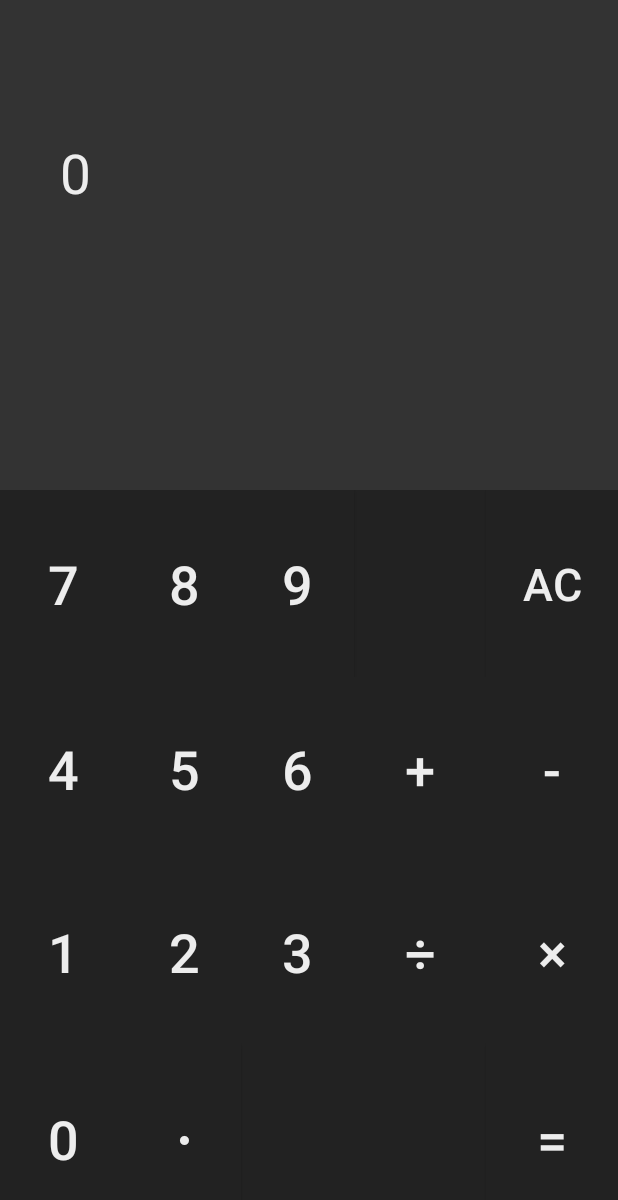
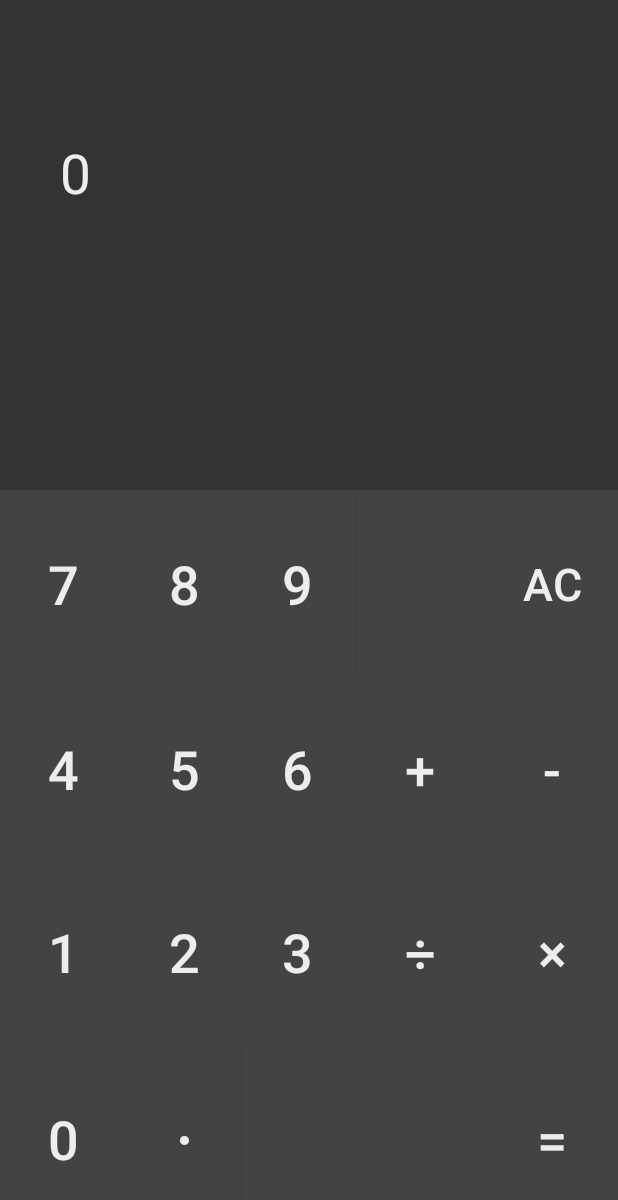
Before and after one commit to Yaona807/CalcApp, an Android app: the screen it shows after launch (MainActivity), on a phone screen of 412 x 824 dp. Shown: the top 1200 px of the screen. Run offline under Robolectric (Android 15) with nearby library versions, the phone set to English and light mode, and no system bars.

Commit message:
ボタンカラーの変更

```diff
--- a/app/src/main/res/layout/activity_main.xml
+++ b/app/src/main/res/layout/activity_main.xml
@@ -8,7 +8,7 @@
     <TableLayout
         android:layout_width="0dp"
         android:layout_height="0dp"
-        android:background="#222222"
+        android:background="@color/btnColor"
         app:layout_constraintBottom_toBottomOf="parent"
         app:layout_constraintEnd_toEndOf="parent"
         app:layout_constraintStart_toStartOf="parent"
@@ -44,7 +44,7 @@
                 android:layout_width="match_parent"
                 android:layout_height="match_parent"
                 android:layout_weight="0.4"
-                android:background="#222222"
+                android:background="@color/btnColor"
                 android:foreground="?android:attr/selectableItemBackground"
                 android:text="7"
                 android:textColor="#EDEDED"
@@ -55,7 +55,7 @@
                 android:layout_width="match_parent"
                 android:layout_height="match_parent"
                 android:layout_weight="0.2"
-                android:background="#222222"
+                android:background="@color/btnColor"
                 android:foreground="?android:attr/selectableItemBackground"
                 android:text="8"
                 android:textColor="#EDEDED"
@@ -66,7 +66,7 @@
                 android:layout_width="match_parent"
                 android:layout_height="match_parent"
                 android:layout_weight="0.2"
-                android:background="#222222"
+                android:background="@color/btnColor"
                 android:foreground="?android:attr/selectableItemBackground"
                 android:text="9"
                 android:textColor="#EDEDED"
@@ -74,13 +74,14 @@
 
             <Space
                 android:layout_width="match_parent"
-                android:layout_height="match_parent" />
+                android:layout_height="match_parent"
+                android:background="@color/btnColor" />
 
             <Button
                 android:id="@+id/ac_button"
                 android:layout_width="match_parent"
                 android:layout_height="match_parent"
-                android:background="#222222"
+                android:background="@color/btnColor"
                 android:foreground="?android:attr/selectableItemBackground"
                 android:text="AC"
                 android:textColor="#EDEDED"
@@ -98,7 +99,7 @@
                 android:layout_width="match_parent"
                 android:layout_height="match_parent"
                 android:layout_weight="0.4"
-                android:background="#222222"
+                android:background="@color/btnColor"
                 android:foreground="?android:attr/selectableItemBackground"
                 android:text="4"
                 android:textColor="#EDEDED"
@@ -109,7 +110,7 @@
                 android:layout_width="match_parent"
                 android:layout_height="match_parent"
                 android:layout_weight="0.2"
-                android:background="#222222"
+                android:background="@color/btnColor"
                 android:foreground="?android:attr/selectableItemBackground"
                 android:text="5"
                 android:textColor="#EDEDED"
@@ -120,7 +121,7 @@
                 android:layout_width="match_parent"
                 android:layout_height="match_parent"
                 android:layout_weight="0.2"
-                android:background="#222222"
+                android:background="@color/btnColor"
                 android:foreground="?android:attr/selectableItemBackground"
                 android:text="6"
                 android:textColor="#EDEDED"
@@ -130,7 +131,7 @@
                 android:id="@+id/plus_button"
                 android:layout_width="match_parent"
                 android:layout_height="match_parent"
-                android:background="#222222"
+                android:background="@color/btnColor"
                 android:foreground="?android:attr/selectableItemBackground"
                 android:text="+"
                 android:textColor="#EDEDED"
@@ -140,7 +141,7 @@
                 android:id="@+id/minus_button"
                 android:layout_width="match_parent"
                 android:layout_height="match_parent"
-                android:background="#222222"
+                android:background="@color/btnColor"
                 android:foreground="?android:attr/selectableItemBackground"
                 android:text="-"
                 android:textColor="#EDEDED"
@@ -157,7 +158,7 @@
                 android:layout_width="wrap_content"
                 android:layout_height="match_parent"
                 android:layout_weight="0.4"
-                android:background="#222222"
+                android:background="@color/btnColor"
                 android:foreground="?android:attr/selectableItemBackground"
                 android:text="1"
                 android:textColor="#EDEDED"
@@ -168,7 +169,7 @@
                 android:layout_width="match_parent"
                 android:layout_height="match_parent"
                 android:layout_weight="0.2"
-                android:background="#222222"
+                android:background="@color/btnColor"
                 android:foreground="?android:attr/selectableItemBackground"
                 android:text="2"
                 android:textColor="#EDEDED"
@@ -179,7 +180,7 @@
                 android:layout_width="match_parent"
                 android:layout_height="match_parent"
                 android:layout_weight="0.2"
-                android:background="#222222"
+                android:background="@color/btnColor"
                 android:foreground="?android:attr/selectableItemBackground"
                 android:text="3"
                 android:textColor="#EDEDED"
@@ -189,7 +190,7 @@
                 android:id="@+id/division_button"
                 android:layout_width="match_parent"
                 android:layout_height="match_parent"
-                android:background="#222222"
+                android:background="@color/btnColor"
                 android:foreground="?android:attr/selectableItemBackground"
                 android:text="÷"
                 android:textColor="#EDEDED"
@@ -199,7 +200,7 @@
                 android:id="@+id/multi_button"
                 android:layout_width="match_parent"
                 android:layout_height="match_parent"
-                android:background="#222222"
+                android:background="@color/btnColor"
                 android:foreground="?android:attr/selectableItemBackground"
                 android:text="×"
                 android:textColor="#EDEDED"
@@ -216,7 +217,7 @@
                 android:layout_width="match_parent"
                 android:layout_height="match_parent"
                 android:layout_weight="0.4"
-                android:background="#222222"
+                android:background="@color/btnColor"
                 android:foreground="?android:attr/selectableItemBackground"
                 android:text="0"
                 android:textColor="#EDEDED"
@@ -227,7 +228,7 @@
                 android:layout_width="match_parent"
                 android:layout_height="match_parent"
                 android:layout_weight="0.2"
-                android:background="#222222"
+                android:background="@color/btnColor"
                 android:foreground="?android:attr/selectableItemBackground"
                 android:text="･"
                 android:textColor="#EDEDED"
@@ -246,7 +247,7 @@
                 android:id="@+id/equal_button"
                 android:layout_width="match_parent"
                 android:layout_height="match_parent"
-                android:background="#222222"
+                android:background="@color/btnColor"
                 android:foreground="?android:attr/selectableItemBackground"
                 android:text="="
                 android:textColor="#EDEDED"
--- a/app/src/main/res/values/colors.xml
+++ b/app/src/main/res/values/colors.xml
@@ -3,4 +3,5 @@
     <color name="colorPrimary">#6200EE</color>
     <color name="colorPrimaryDark">#3700B3</color>
     <color name="colorAccent">#03DAC5</color>
+    <color name="btnColor">#434343</color>
 </resources>
```
